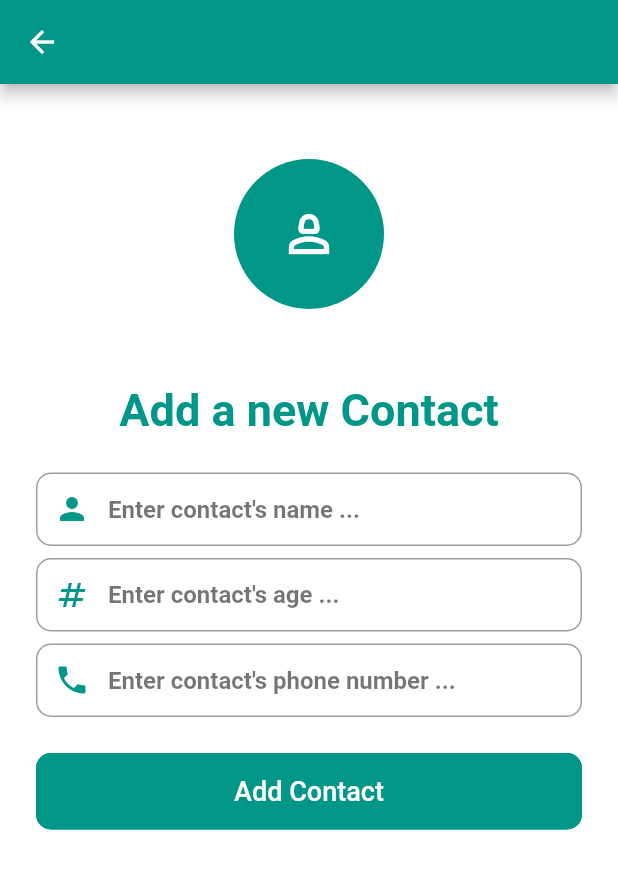
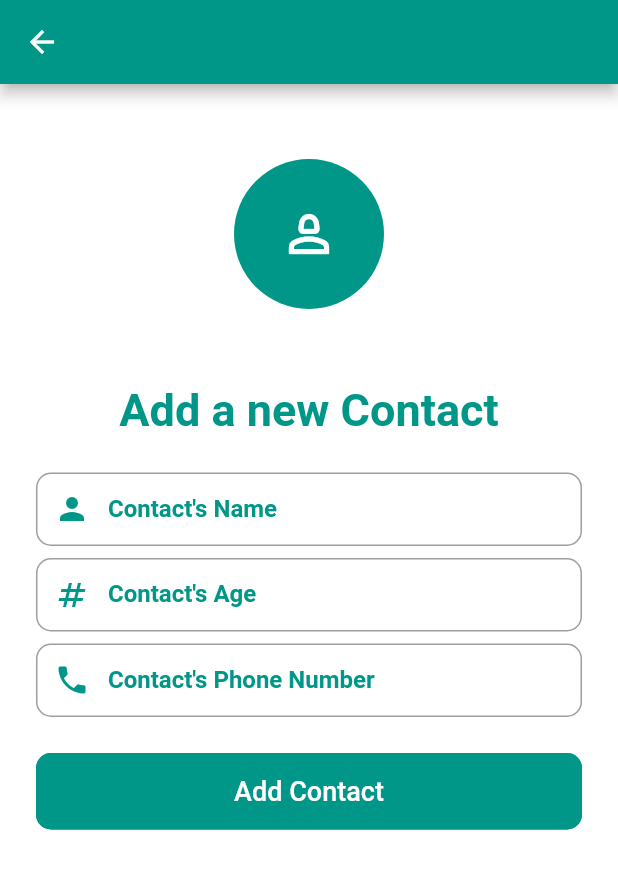
Before and after one commit to SinirliJapon/Contact_Book, a Flutter app: the AddNewContactScreen screen opened by its route, on a phone screen of 412 x 824 dp. Shown: the top 869 px of the screen. Run offline on Flutter 3.47's test engine with Material 2 defaults, Android fonts, the phone set to English and light mode, and no system bars; our stand-ins replace flutter_profile_picture, google_nav_bar, hive, hive_flutter, permission_handler; missing offline and left inert: fast_contacts, favorite_button; accounts and stored records are empty.

Commit message:
labelText added

```diff
--- a/lib/screens/add_new_contact_screen.dart
+++ b/lib/screens/add_new_contact_screen.dart
@@ -90,6 +90,7 @@ class _AddNewContactScreenState extends State<AddNewContactScreen> {
               contactField(
                 controller: nameController,
                 decoration: kTextFieldDecoration,
+                labelText: "Contact's Name",
                 hintText: "Enter contact's name ...",
                 prefixIcon: const Icon(Icons.person),
               ),
@@ -99,6 +100,7 @@ class _AddNewContactScreenState extends State<AddNewContactScreen> {
               contactField(
                 controller: ageController,
                 decoration: kTextFieldDecoration,
+                labelText: "Contact's Age",
                 hintText: "Enter contact's age ...",
                 prefixIcon: const Icon(Icons.numbers),
               ),
@@ -108,6 +110,7 @@ class _AddNewContactScreenState extends State<AddNewContactScreen> {
               contactField(
                 controller: phoneNumberController,
                 decoration: kTextFieldDecoration,
+                labelText: "Contact's Phone Number",
                 hintText: "Enter contact's phone number ...",
                 prefixIcon: const Icon(Icons.phone),
               ),
--- a/lib/screens/edit_contact_screen.dart
+++ b/lib/screens/edit_contact_screen.dart
@@ -72,6 +72,7 @@ class _EditContactScreenState extends State<EditContactScreen> {
               contactField(
                 controller: nameController,
                 decoration: kTextFieldDecoration,
+                labelText: "Contact's Name",
                 hintText: "Update contact's name ...",
                 prefixIcon: const Icon(Icons.person),
               ),
@@ -81,6 +82,7 @@ class _EditContactScreenState extends State<EditContactScreen> {
               contactField(
                 controller: ageController,
                 decoration: kTextFieldDecoration,
+                labelText: "Contact's Age",
                 hintText: "Update contact's age ...",
                 prefixIcon: const Icon(Icons.numbers),
               ),
@@ -90,6 +92,7 @@ class _EditContactScreenState extends State<EditContactScreen> {
               contactField(
                 controller: phoneNumberController,
                 decoration: kTextFieldDecoration,
+                labelText: "Contact's Phone Number",
                 hintText: "Updata contact's phone number ...",
                 prefixIcon: const Icon(Icons.phone),
               ),
--- a/lib/widgets.dart
+++ b/lib/widgets.dart
@@ -62,6 +62,7 @@ Widget buildButton({
 TextField contactField({
   required TextEditingController controller,
   required InputDecoration decoration,
+  required String labelText,
   required String hintText,
   required Widget prefixIcon,
 }) =>
@@ -69,6 +70,10 @@ TextField contactField({
       cursorColor: kPrimaryColor,
       style: const TextStyle(color: kPrimaryColor, fontWeight: FontWeight.bold),
       decoration: kTextFieldDecoration.copyWith(
+        labelText: labelText,
+        labelStyle: const TextStyle(
+          color: kPrimaryColor,
+        ),
         hintText: hintText,
         prefixIcon: prefixIcon,
         prefixIconColor: kPrimaryColor,
```
